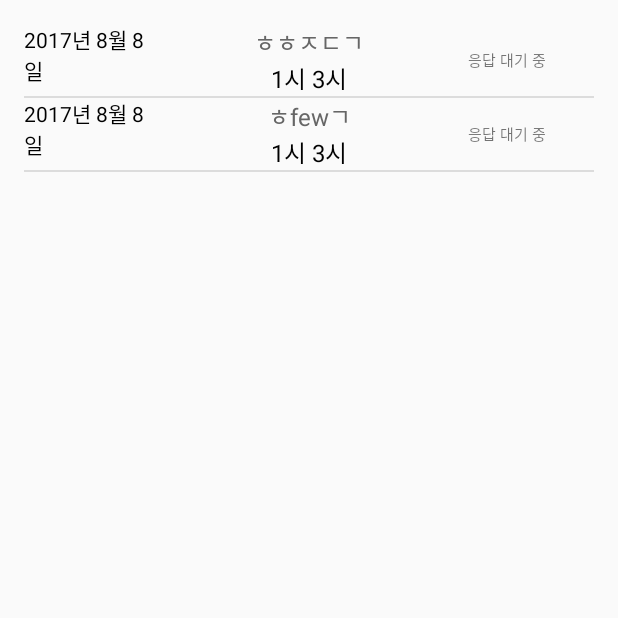
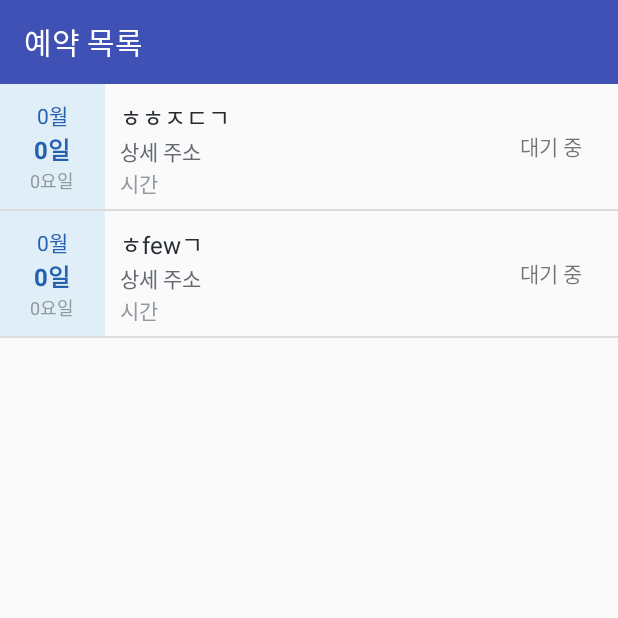
Before and after one commit to CheongminJeongeum/CheongminApp, an Android app: the RequestListActivity screen opened directly, with no data from a screen before it, on a phone screen of 412 x 824 dp, the top half of it. Run offline under Robolectric (Android 15) with nearby library versions, the phone set to English and light mode, and no system bars; our stand-ins replace ButterKnife.

Commit message:
request_list VIewHolder, View 구현

```diff
--- a/app/src/main/AndroidManifest.xml
+++ b/app/src/main/AndroidManifest.xml
@@ -62,13 +62,13 @@
             android:label="청민정음" />
         <activity
             android:name=".MapsActivity"
-            android:label="@string/title_activity_maps" />
+            android:label="통역 장소 선택" />
         <activity
             android:name=".RequestActivity"
-            android:label="@string/title_activity_request" />
+            android:label="예약" />
         <activity
             android:name=".RequestListActivity"
-            android:label="@string/title_activity_request_list" />
+            android:label="예약 목록" />
         <activity android:name=".ChatActivity" />
 
         <service android:name=".service.MyFirebaseMessagingService">
--- a/app/src/main/java/sm/cheongminapp/RequestListActivity.java
+++ b/app/src/main/java/sm/cheongminapp/RequestListActivity.java
@@ -2,12 +2,15 @@ package sm.cheongminapp;
 
 import android.os.Bundle;
 import android.support.v7.app.AppCompatActivity;
+import android.support.v7.widget.Toolbar;
 import android.util.Log;
 import android.widget.ListView;
 
 import java.util.ArrayList;
 import java.util.List;
 
+import butterknife.BindView;
+import butterknife.ButterKnife;
 import retrofit2.Call;
 import retrofit2.Callback;
 import retrofit2.Response;
@@ -19,14 +22,23 @@ import sm.cheongminapp.view.adapter.AbstractAdapter;
 import sm.cheongminapp.view.adapter.ResponseAdapter;
 
 public class RequestListActivity extends AppCompatActivity {
+
     ListView listView;
     AbstractAdapter<ReservationList> adapter;
     ArrayList<ReservationList> reqList = new ArrayList<ReservationList>();
+
+    @BindView(R.id.request_list_toolbar)
+    Toolbar toolbar;
 
     @Override
     protected void onCreate(Bundle savedInstanceState) {
         super.onCreate(savedInstanceState);
         setContentView(R.layout.activity_request_list);
+
+        ButterKnife.bind(this);
+
+        // 툴바 설정
+        setSupportActionBar(toolbar);
 
         listView = (ListView) findViewById(R.id.list_request);
 /*
--- a/app/src/main/java/sm/cheongminapp/network/ApiService.java
+++ b/app/src/main/java/sm/cheongminapp/network/ApiService.java
@@ -8,7 +8,7 @@ import retrofit2.converter.gson.GsonConverterFactory;
  */
 
 public class ApiService {
-    private static String BASE_API_URL = "http://192.168.0.3:5000/api/";
+    private static String BASE_API_URL = "http://52.26.85.61:5000/api/";
 
     private IApiService service;
 
--- a/app/src/main/java/sm/cheongminapp/view/adapter/ResponseAdapter.java
+++ b/app/src/main/java/sm/cheongminapp/view/adapter/ResponseAdapter.java
@@ -5,6 +5,8 @@ import android.view.View;
 import android.view.ViewGroup;
 import android.widget.TextView;
 
+import butterknife.BindView;
+import butterknife.ButterKnife;
 import sm.cheongminapp.R;
 import sm.cheongminapp.data.ReservationList;
 
@@ -19,28 +21,48 @@ public class ResponseAdapter extends AbstractAdapter<ReservationList> {
         // General ListView optimization code.
         if (view == null) {
             view = mInflator.inflate(R.layout.listitem_request, viewGroup, false);
-            viewHolder = new ViewHolder();
-            viewHolder.tvListItemLocation = (TextView) view.findViewById(R.id.location);
-            viewHolder.tvListItemDate = (TextView) view.findViewById(R.id.date);
-            viewHolder.tvListItemTime = (TextView) view.findViewById(R.id.time);
+
+            viewHolder = new ViewHolder(view);
             view.setTag(viewHolder);
         } else {
             viewHolder = (ViewHolder) view.getTag();
         }
+
         final ReservationList info = adapterList.get(i);
         if (info == null)
             return view;
 
-        viewHolder.tvListItemLocation.setText(info.location);
-        viewHolder.tvListItemDate.setText(info.date);
-        viewHolder.tvListItemTime.setText(info.time);
+        viewHolder.tvLocation.setText(info.location);
+        //viewHolder.tvListItemDate.setText(info.date);
+        //viewHolder.tvListItemTime.setText(info.time);
         return view;
     }
 
-    private class ViewHolder {
-        TextView tvListItemLocation;
-        TextView tvListItemDate;
-        TextView tvListItemTime;
+    class ViewHolder {
+        @BindView(R.id.layout_request_time_month)
+        TextView tvTimeMonth;
+
+        @BindView(R.id.layout_request_time_day)
+        TextView tvTimeDay;
+
+        @BindView(R.id.layout_request_time_day_text)
+        TextView tvTimeDayText;
+
+        @BindView(R.id.layout_request_location)
+        TextView tvLocation;
+
+        @BindView(R.id.layout_request_location_detail)
+        TextView tvLocationDetail;
+
+        @BindView(R.id.layout_request_time_text)
+        TextView tvTimeText;
+
+        @BindView(R.id.layout_request_result)
+        TextView tvResult;
+
+        ViewHolder(View view) {
+            ButterKnife.bind(this, view);
+        }
 
     }
 }
--- a/app/src/main/res/layout/activity_request_list.xml
+++ b/app/src/main/res/layout/activity_request_list.xml
@@ -1,11 +1,17 @@
 <LinearLayout xmlns:android="http://schemas.android.com/apk/res/android"
     xmlns:tools="http://schemas.android.com/tools" android:layout_width="match_parent"
-    android:layout_height="match_parent" android:paddingLeft="@dimen/activity_horizontal_margin"
-    android:paddingRight="@dimen/activity_horizontal_margin"
-    android:paddingTop="@dimen/activity_vertical_margin"
-    android:paddingBottom="@dimen/activity_vertical_margin"
+    android:layout_height="match_parent"
     android:orientation="vertical"
     tools:context="com.sm.cheongminapp.RequestListActivity">
+
+    <android.support.v7.widget.Toolbar
+        android:id="@+id/request_list_toolbar"
+        android:layout_width="match_parent"
+        android:layout_height="wrap_content"
+        android:background="?attr/colorPrimary"
+        android:minHeight="?attr/actionBarSize"
+        android:theme="@style/ThemeOverlay.AppCompat.Dark.ActionBar"
+        android:popupTheme="@style/ThemeOverlay.AppCompat.Light" />
 
     <ListView
         android:id="@+id/list_request"
--- a/app/src/main/res/layout/listitem_request.xml
+++ b/app/src/main/res/layout/listitem_request.xml
@@ -1,49 +1,98 @@
 <?xml version="1.0" encoding="utf-8"?>
-<LinearLayout xmlns:android="http://schemas.android.com/apk/res/android"
-    android:layout_width="match_parent" android:layout_height="match_parent"
-    android:orientation="horizontal">
+<LinearLayout
+    xmlns:android="http://schemas.android.com/apk/res/android"
+    android:layout_width="match_parent"
+    android:layout_height="wrap_content"
+    android:background="?attr/selectableItemBackground"
+    android:descendantFocusability="blocksDescendants">
 
-    <TextView
-        android:id="@+id/date"
-        android:layout_width="match_parent"
+    <LinearLayout
+        android:layout_width="70dp"
         android:layout_height="wrap_content"
-        android:textSize="14dp"
-        android:textColor="#000000"
-        android:text="2017년 5월 22일"
-        android:layout_weight="7"
-        android:gravity="center_vertical"/>
+        android:layout_weight="0"
+        android:orientation="vertical"
+        android:padding="10dp"
+        android:background="#e0eef8">
+
+        <TextView
+            android:id="@+id/layout_request_time_month"
+            android:layout_width="wrap_content"
+            android:layout_height="wrap_content"
+            android:layout_gravity="center_horizontal"
+            android:text="0월"
+            android:textColor="#2561b0"
+            android:textSize="14dp"
+            android:ellipsize="middle"
+            android:maxLines="1"/>
+
+        <TextView
+            android:id="@+id/layout_request_time_day"
+            android:layout_width="wrap_content"
+            android:layout_height="wrap_content"
+            android:layout_gravity="center_horizontal"
+            android:text="0일"
+            android:textAllCaps="true"
+            android:textStyle="bold"
+            android:textColor="#2561b0"
+            android:textSize="16dp"
+            android:ellipsize="middle"
+            android:maxLines="1"/>
+
+        <TextView
+            android:id="@+id/layout_request_time_day_text"
+            android:layout_width="wrap_content"
+            android:layout_height="wrap_content"
+            android:layout_gravity="center_horizontal"
+            android:text="0요일"
+            android:textColor="#9298a1"
+            android:textSize="12dp"
+            android:ellipsize="middle"
+            android:maxLines="1"/>
+
+    </LinearLayout>
 
     <LinearLayout
         android:layout_width="match_parent"
-        android:layout_height="wrap_content"
-        android:orientation="vertical"
-        android:layout_weight="4">
+        android:layout_height="match_parent"
+        android:layout_weight="1"
+        android:padding="10dp"
+        android:orientation="vertical">
 
         <TextView
-            android:id="@+id/location"
+            android:id="@+id/layout_request_location"
             android:layout_width="wrap_content"
             android:layout_height="wrap_content"
-            android:textSize="16dp"
-            android:text="아무데나통역"
-            android:layout_gravity="center_horizontal"
-            android:textColor="#666666" />
+
+            android:text="주소"
+            android:textColor="#262b33"
+            android:textSize="16dp" />
+
         <TextView
-            android:id="@+id/time"
+            android:id="@+id/layout_request_location_detail"
             android:layout_width="wrap_content"
             android:layout_height="wrap_content"
-            android:textSize="16dp"
-            android:text="오후 1시~3시"
-            android:layout_gravity="center_horizontal"
-            android:textColor="#000000" />
+            android:text="상세 주소"
+            android:textColor="#626971"
+            android:textSize="14dp" />
+
+        <TextView
+            android:id="@+id/layout_request_time_text"
+            android:layout_width="wrap_content"
+            android:layout_height="wrap_content"
+            android:text="시간"
+            android:textColor="#9298a1"
+            android:textSize="14dp" />
 
     </LinearLayout>
 
     <TextView
-        android:layout_width="match_parent"
+        android:id="@+id/layout_request_result"
+        android:layout_width="wrap_content"
         android:layout_height="wrap_content"
-        android:layout_weight="7"
-        android:layout_gravity="center_vertical"
-        android:textSize="10dp"
-        android:text="응답 대기 중"/>
+        android:layout_weight="0"
+        android:layout_gravity="center"
+        android:textSize="14dp"
+        android:text="대기 중"
+        android:layout_marginRight="24dp"/>
 
 </LinearLayout>
```
